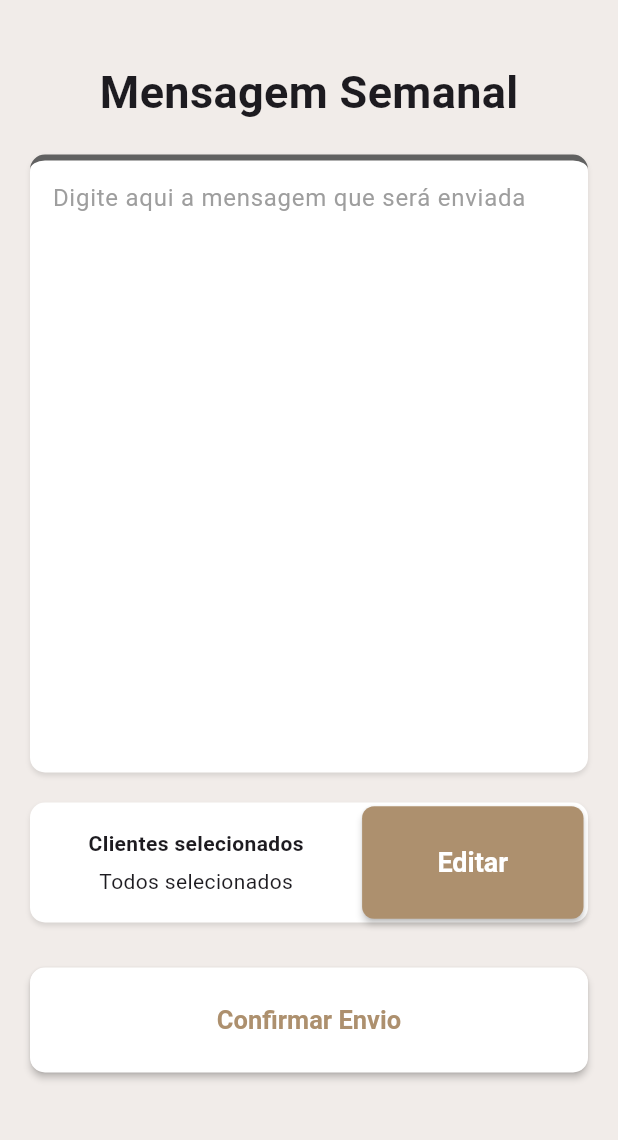
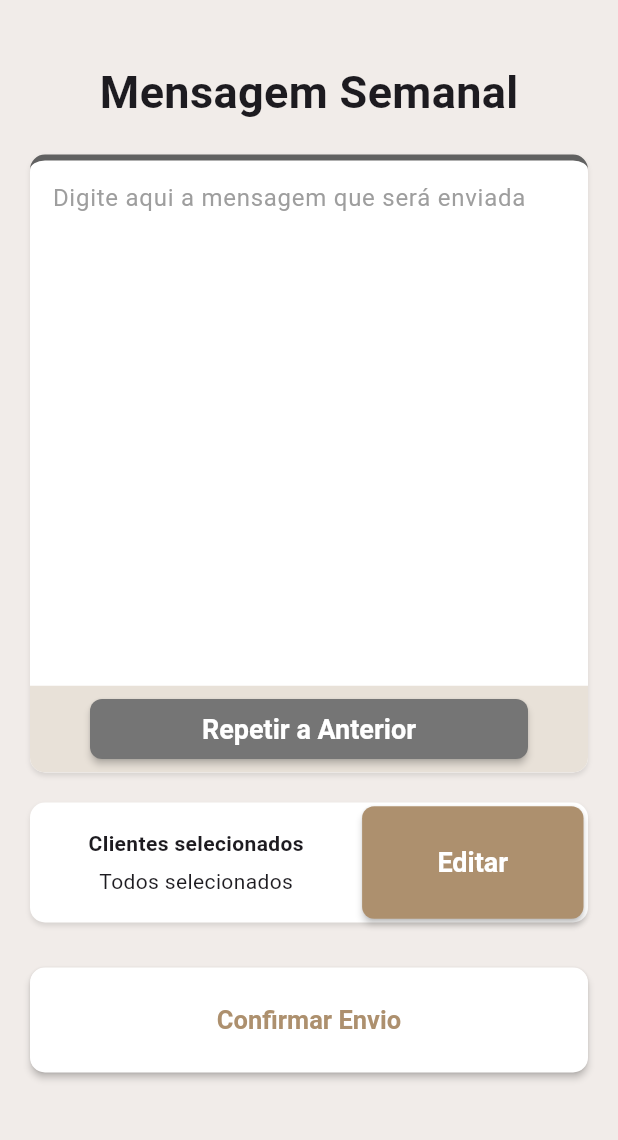
Before and after one commit to EduardoBllc/bft-clientes, a Flutter app: the WeekMessageScreen screen opened directly, on a phone screen of 412 x 824 dp, the part 84-1224 px from its top. Run offline on Flutter 3.47's test engine with Material 3 defaults, Android fonts, the phone set to English and light mode, and no system bars; our stand-ins replace get, material_design_icons_flutter, shimmer, sliding_up_panel.

Commit message:
Correção filtragem tela de clientes e ajustes

```diff
--- a/lib/controllers/customers_provider.dart
+++ b/lib/controllers/customers_provider.dart
@@ -4,63 +4,57 @@ import '../models/customer.dart';
 
 class CustomersProvider extends ChangeNotifier {
   final List<Customer> customersList = [
-    Customer(
-        name: 'João de Almeida',
-        birthdate: DateTime(1998, 2, 24),
-        whatsapp: '54996758088'),
-    Customer(
-        name: 'Adriano Souza Vieira',
-        birthdate: DateTime(1967, 3, 16),
-        whatsapp: '54992814567'),
-    Customer(
-        name: 'Pedro Augusto Dias',
-        birthdate: DateTime(2003, 3, 16),
-        whatsapp: '54995734512'),
-    Customer(
-        name: 'Claudecir Araujo',
-        birthdate: DateTime(1973, 3, 16),
-        whatsapp: '54998175339'),
-    Customer(
-        name: 'Isadora Mendes',
-        birthdate: DateTime(1977, 3, 16),
-        whatsapp: '7199853505'),
+    Customer(name: 'João de Almeida', birthdate: DateTime(1998, 2, 24), whatsapp: '54996758088'),
+    Customer(name: 'Adriano Souza Vieira', birthdate: DateTime(1967, 3, 16), whatsapp: '54992814567'),
+    Customer(name: 'Pedro Augusto Dias', birthdate: DateTime(2003, 3, 16), whatsapp: '54995734512'),
+    Customer(name: 'Claudecir Araujo', birthdate: DateTime(1973, 3, 16), whatsapp: '54998175339'),
+    Customer(name: 'Isadora Mendes', birthdate: DateTime(1977, 3, 16), whatsapp: '7199853505'),
     Customer(
       name: 'João Vitor Alves',
       birthdate: DateTime(1974, 3, 16),
       whatsapp: '7198609930',
-      customMessage: 'AAAAAAA',
+      customMessage: 'Este é um exemplo de mensagem personalizada',
     ),
-    Customer(
-        name: 'Marcos Vinicius Barros',
-        birthdate: DateTime(1967, 03, 15),
-        whatsapp: '8196376662'),
-    Customer(
-        name: 'Carlos Eduardo Monteiro',
-        birthdate: DateTime(1974, 05, 17),
-        whatsapp: '1194273767'),
-    Customer(
-        name: 'Ian Araújo',
-        birthdate: DateTime(2001, 11, 03),
-        whatsapp: '4197028781'),
-    Customer(
-        name: 'Theo Dias',
-        birthdate: DateTime(1967, 09, 16),
-        whatsapp: '4195247733'),
-    Customer(
-        name: 'João Vitor Souza',
-        birthdate: DateTime(1994, 2, 21),
-        whatsapp: '5196026353'),
-    Customer(
-        name: 'Benjamin Lima',
-        birthdate: DateTime(2000, 05, 13),
-        whatsapp: '6190945813'),
-    Customer(
-        name: 'Luigi Porto',
-        birthdate: DateTime(1977, 02, 14),
-        whatsapp: '3196197147'),
-    Customer(
-        name: 'Joaquim Barbosa',
-        birthdate: DateTime(1989, 07, 13),
-        whatsapp: '8190259640')
+    Customer(name: 'Marcos Vinicius Barros', birthdate: DateTime(1967, 03, 15), whatsapp: '8196376662'),
+    Customer(name: 'Carlos Eduardo Monteiro', birthdate: DateTime(1974, 05, 17), whatsapp: '1194273767'),
+    Customer(name: 'Ian Araújo', birthdate: DateTime(2001, 11, 03), whatsapp: '4197028781'),
+    Customer(name: 'Theo Dias', birthdate: DateTime(1967, 09, 16), whatsapp: '4195247733'),
+    Customer(name: 'João Vitor Souza', birthdate: DateTime(1994, 2, 21), whatsapp: '5196026353'),
+    Customer(name: 'Benjamin Lima', birthdate: DateTime(2000, 05, 13), whatsapp: '6190945813'),
+    Customer(name: 'Luigi Porto', birthdate: DateTime(1977, 02, 14), whatsapp: '3196197147'),
+    Customer(name: 'Joaquim Barbosa', birthdate: DateTime(1989, 07, 13), whatsapp: '8190259640'),
+    Customer(name: 'Rafael Gonçalves', birthdate: DateTime(2004, 4, 4), whatsapp: '11987654321'),
+    Customer(name: 'Lucas Pereira', birthdate: DateTime(1992, 4, 5), whatsapp: '21987654322'),
+    Customer(name: 'Mateus Oliveira', birthdate: DateTime(1985, 4, 6), whatsapp: '31987654323'),
+    Customer(name: 'Gabriel Santos', birthdate: DateTime(1978, 4, 7), whatsapp: '41987654324'),
+    Customer(name: 'Fernando Costa', birthdate: DateTime(1980, 4, 8), whatsapp: '51987654325'),
+    Customer(name: 'Gustavo Silva', birthdate: DateTime(1983, 4, 9), whatsapp: '61987654326'),
+    Customer(name: 'Felipe Moura', birthdate: DateTime(1995, 4, 10), whatsapp: '71987654327'),
+    Customer(name: 'Rodrigo Teixeira', birthdate: DateTime(1990, 4, 12), whatsapp: '81987654328'),
+    Customer(name: 'Guilherme Almeida', birthdate: DateTime(1987, 4, 14), whatsapp: '91987654329'),
+    Customer(name: 'Leonardo Souza', birthdate: DateTime(1996, 4, 16), whatsapp: '21987654330'),
+    Customer(name: 'Marcelo Barros', birthdate: DateTime(1989, 4, 18), whatsapp: '31987654331'),
+    Customer(name: 'Tiago Leal', birthdate: DateTime(1982, 4, 20), whatsapp: '41987654332'),
+    Customer(name: 'Caio Cunha', birthdate: DateTime(1991, 4, 22), whatsapp: '51987654333'),
+    Customer(name: 'Vitor Lopes', birthdate: DateTime(1984, 4, 24), whatsapp: '61987654334'),
+    Customer(name: 'Henrique Dias', birthdate: DateTime(1975, 4, 26), whatsapp: '71987654335'),
+    Customer(name: 'André Lima', birthdate: DateTime(1998, 4, 28), whatsapp: '81987654336'),
+    Customer(name: 'Bruno Rocha', birthdate: DateTime(2001, 4, 4), whatsapp: '91987654337'),
+    Customer(name: 'Carlos Eduardo Ferreira', birthdate: DateTime(1976, 4, 5), whatsapp: '21987654338'),
+    Customer(name: 'Daniel Fonseca', birthdate: DateTime(1988, 4, 7), whatsapp: '31987654339'),
+    Customer(name: 'Eduardo Pires', birthdate: DateTime(1993, 4, 9), whatsapp: '41987654340'),
+    Customer(name: 'Fábio Araújo', birthdate: DateTime(1979, 4, 11), whatsapp: '51987654341'),
+    Customer(name: 'Giovanni Brito', birthdate: DateTime(1994, 4, 13), whatsapp: '61987654342'),
+    Customer(name: 'Hélio Camargo', birthdate: DateTime(1981, 4, 15), whatsapp: '71987654343'),
+    Customer(name: 'Ítalo Drummond', birthdate: DateTime(1972, 4, 17), whatsapp: '81987654344'),
+    Customer(name: 'Júlio Martins', birthdate: DateTime(1986, 4, 19), whatsapp: '91987654345'),
+    Customer(name: 'Léo Nascimento', birthdate: DateTime(2000, 4, 21), whatsapp: '21987654346'),
+    Customer(name: 'Márcio Ramos', birthdate: DateTime(1974, 4, 23), whatsapp: '31987654347'),
+    Customer(name: 'Nelson Ribeiro', birthdate: DateTime(1997, 4, 25), whatsapp: '41987654348'),
+    Customer(name: 'Otávio Mendonça', birthdate: DateTime(2003, 4, 27), whatsapp: '51987654349'),
+    Customer(name: 'Paulo Gomes', birthdate: DateTime(1983, 4, 4), whatsapp: '61987654350'),
+    Customer(name: 'Marlon Braga', birthdate: DateTime(1983, 4, 4), whatsapp: '91987665438'),
+    Customer(name: 'Eduardo Silva', birthdate: DateTime(1978, 4, 4), whatsapp: '21987665439'),
+    Customer(name: 'Roberto Farias', birthdate: DateTime(1992, 4, 4), whatsapp: '31987665440'),
   ];
 }
--- a/lib/models/customer.dart
+++ b/lib/models/customer.dart
@@ -34,11 +34,11 @@ class Customer {
 
   bool get thisWeekBirthday {
     int actualWeekDay = DateTime.now().weekday;
-    DateTime weekInitialDate =
-        DateTime.now().subtract(Duration(days: actualWeekDay));
-    DateTime weekEndDate =
-        DateTime.now().add(Duration(days: 7 - actualWeekDay - 1));
-    return _actualYearBirthdate.isAfter(weekInitialDate) &&
-        _actualYearBirthdate.isBefore(weekEndDate);
+    DateTime weekInitialDate = DateTime.now().subtract(Duration(days: actualWeekDay));
+    DateTime weekEndDate = DateTime.now().add(Duration(days: 7 - actualWeekDay - 1));
+    return _actualYearBirthdate.isAfter(weekInitialDate) && _actualYearBirthdate.isBefore(weekEndDate);
   }
+
+  @override
+  String toString() => name;
 }
--- a/lib/src/customers_screen.dart
+++ b/lib/src/customers_screen.dart
@@ -27,8 +27,7 @@ class _CustomersScreenState extends State<CustomersScreen> {
       isScrollControlled: true,
       context: context,
       builder: (context) => Padding(
-        padding:
-            EdgeInsets.only(bottom: MediaQuery.of(context).viewInsets.bottom),
+        padding: EdgeInsets.only(bottom: MediaQuery.of(context).viewInsets.bottom),
         child: const CreateCustomerModal(),
       ),
     );
@@ -42,9 +41,7 @@ class _CustomersScreenState extends State<CustomersScreen> {
         createCustomerModal().then((customer) {
           if (customer != null) {
             setState(() {
-              Provider.of<CustomersProvider>(context, listen: false)
-                  .customersList
-                  .add(customer);
+              Provider.of<CustomersProvider>(context, listen: false).customersList.add(customer);
               filteredCustomersList = null;
             });
             ScaffoldMessenger.of(context).showSnackBar(
@@ -61,8 +58,7 @@ class _CustomersScreenState extends State<CustomersScreen> {
 
   @override
   Widget build(BuildContext context) {
-    List<Customer> customersList =
-        Provider.of<CustomersProvider>(context).customersList;
+    List<Customer> customersList = Provider.of<CustomersProvider>(context).customersList;
     filteredCustomersList ??= List.from(customersList);
 
     return Scaffold(
@@ -76,9 +72,7 @@ class _CustomersScreenState extends State<CustomersScreen> {
               createCustomerModal().then((customer) {
                 if (customer != null) {
                   setState(() {
-                    Provider.of<CustomersProvider>(context, listen: false)
-                        .customersList
-                        .add(customer);
+                    Provider.of<CustomersProvider>(context, listen: false).customersList.add(customer);
                     filteredCustomersList = null;
                   });
                   ScaffoldMessenger.of(context).showSnackBar(
@@ -112,6 +106,7 @@ class _CustomersScreenState extends State<CustomersScreen> {
                 height: 80,
                 child: Center(
                   child: TextField(
+                    style: const TextStyle(color: Colors.white),
                     autofocus: false,
                     decoration: const InputDecoration(
                       prefixIcon: Icon(
@@ -134,7 +129,7 @@ class _CustomersScreenState extends State<CustomersScreen> {
                     onChanged: (value) {
                       setState(() {
                         filteredCustomersList = customersList
-                            .where((customer) => customer.name.contains(value))
+                            .where((customer) => customer.name.toLowerCase().contains(value.toLowerCase()))
                             .toList();
                       });
                     },
@@ -147,8 +142,7 @@ class _CustomersScreenState extends State<CustomersScreen> {
                 itemCount: filteredCustomersList!.length,
                 padding: const EdgeInsets.fromLTRB(20, 10, 20, 30),
                 separatorBuilder: (_, __) => const SizedBox(height: 10),
-                itemBuilder: (context, index) =>
-                    CustomerTile(customersList[index]),
+                itemBuilder: (context, index) => CustomerTile(filteredCustomersList![index]),
               ),
             ),
           ],
--- a/lib/src/main_screen.dart
+++ b/lib/src/main_screen.dart
@@ -26,7 +26,7 @@ class MainScreen extends StatefulWidget {
 class _MainScreenState extends State<MainScreen> {
   final GlobalKey birthdayRowKey = GlobalKey();
   late final RenderBox birthdayRowRenderBox;
-  double birthdayRowBoxHeight = 0;
+  double birthdayRowBoxHeight = 70;
 
   BirthdayOption _birthdayOption = BirthdayOption.day;
 
@@ -38,7 +38,8 @@ class _MainScreenState extends State<MainScreen> {
   );
 
   void setSlidingPanelHeight() {
-    birthdayRowRenderBox = birthdayRowKey.currentContext!.findRenderObject() as RenderBox;
+    birthdayRowRenderBox =
+        birthdayRowKey.currentContext!.findRenderObject() as RenderBox;
     birthdayRowBoxHeight = birthdayRowRenderBox.size.height;
   }
 
@@ -52,7 +53,8 @@ class _MainScreenState extends State<MainScreen> {
 
   @override
   Widget build(BuildContext context) {
-    List<Customer> customersList = Provider.of<CustomersProvider>(context).customersList;
+    List<Customer> customersList =
+        Provider.of<CustomersProvider>(context).customersList;
 
     List<Customer> filteredCustomerList = [];
 
@@ -309,7 +311,8 @@ class _MainScreenState extends State<MainScreen> {
             backdropEnabled: true,
             minHeight: Platform.isIOS ? 120 : 100,
             maxHeight: filteredCustomerList.isNotEmpty
-                ? (birthdayRowBoxHeight + (Platform.isIOS ? 80 : 50)) + (80 * filteredCustomerList.length).clamp(80, 300)
+                ? (birthdayRowBoxHeight + (Platform.isIOS ? 80 : 50)) +
+                    (80 * filteredCustomerList.length).clamp(80, 300)
                 : (birthdayRowBoxHeight + 30) + (Platform.isIOS ? 260 : 230),
             color: const Color(0xFFFAF8F7),
             borderRadius: const BorderRadius.vertical(
@@ -359,7 +362,8 @@ class _MainScreenState extends State<MainScreen> {
                                 value: BirthdayOption.day,
                                 items: BirthdayOption.values
                                     .map(
-                                      (option) => DropdownMenuItem<BirthdayOption>(
+                                      (option) =>
+                                          DropdownMenuItem<BirthdayOption>(
                                         value: option,
                                         child: Text(
                                           option.text,
@@ -395,10 +399,13 @@ class _MainScreenState extends State<MainScreen> {
                                     borderRadius: BorderRadius.circular(15),
                                     child: ListView.separated(
                                       shrinkWrap: true,
-                                      padding: const EdgeInsets.symmetric(horizontal: 2, vertical: 5),
-                                      separatorBuilder: (_, __) => const SizedBox(height: 10),
+                                      padding: const EdgeInsets.symmetric(
+                                          horizontal: 2, vertical: 5),
+                                      separatorBuilder: (_, __) =>
+                                          const SizedBox(height: 10),
                                       itemCount: filteredCustomerList.length,
-                                      itemBuilder: (context, index) => CustomerTile(
+                                      itemBuilder: (context, index) =>
+                                          CustomerTile(
                                         filteredCustomerList[index],
                                       ),
                                     ),
@@ -406,7 +413,8 @@ class _MainScreenState extends State<MainScreen> {
                                 ),
                               )
                             : Padding(
-                                padding: EdgeInsets.only(top: Platform.isIOS ? 25 : 15),
+                                padding: EdgeInsets.only(
+                                    top: Platform.isIOS ? 25 : 15),
                                 child: Column(
                                   mainAxisSize: MainAxisSize.min,
                                   mainAxisAlignment: MainAxisAlignment.center,
@@ -416,7 +424,8 @@ class _MainScreenState extends State<MainScreen> {
                                       size: 130,
                                     ),
                                     SizedBox(
-                                      width: MediaQuery.sizeOf(context).width * 0.72,
+                                      width: MediaQuery.sizeOf(context).width *
+                                          0.72,
                                       child: Text(
                                         'Não há clientes aniversariantes ${_birthdayOption.emptyText}',
                                         textAlign: TextAlign.center,
--- a/lib/src/weekly_message_screen.dart
+++ b/lib/src/weekly_message_screen.dart
@@ -1,5 +1,7 @@
+import 'dart:io' show Platform;
+
 import 'package:flutter/material.dart';
-import 'dart:io' show Platform;
+
 import 'constants.dart';
 
 class WeekMessageScreen extends StatelessWidget {
@@ -42,7 +44,9 @@ class WeekMessageScreen extends StatelessWidget {
                   ),
                   const SizedBox(height: 20),
                   Container(
-                    height: Platform.isIOS ? MediaQuery.sizeOf(context).height * 0.45 : MediaQuery.sizeOf(context).height * 0.5,
+                    height: Platform.isIOS
+                        ? MediaQuery.sizeOf(context).height * 0.45
+                        : MediaQuery.sizeOf(context).height * 0.5,
                     decoration: BoxDecoration(
                       borderRadius: BorderRadius.circular(10),
                       border: Border(
@@ -75,6 +79,39 @@ class WeekMessageScreen extends StatelessWidget {
                             ),
                           ),
                         ),
+                        ClipRRect(
+                          borderRadius: const BorderRadius.vertical(
+                            bottom: Radius.circular(10),
+                          ),
+                          child: Container(
+                            decoration: BoxDecoration(
+                              color: kCreamColor,
+                            ),
+                            padding: const EdgeInsets.symmetric(
+                              vertical: 5,
+                              horizontal: 40,
+                            ),
+                            child: ElevatedButton(
+                              style: ButtonStyle(
+                                backgroundColor: MaterialStatePropertyAll<Color>(Colors.grey.shade600),
+                                foregroundColor: const MaterialStatePropertyAll<Color>(Colors.white),
+                                textStyle: const MaterialStatePropertyAll<TextStyle>(
+                                  TextStyle(fontWeight: FontWeight.bold, fontSize: 18),
+                                ),
+                                elevation: MaterialStateProperty.resolveWith<double>(
+                                  (states) => states.contains(MaterialState.pressed) ? 0 : 2,
+                                ),
+                                shape: MaterialStatePropertyAll<OutlinedBorder>(
+                                  RoundedRectangleBorder(
+                                    borderRadius: BorderRadius.circular(8),
+                                  ),
+                                ),
+                              ),
+                              onPressed: () {},
+                              child: const Text('Repetir a Anterior'),
+                            ),
+                          ),
+                        )
                       ],
                     ),
                   ),
@@ -87,7 +124,7 @@ class WeekMessageScreen extends StatelessWidget {
                   boxShadow: [kBottomBoxShadow],
                   color: Colors.white,
                 ),
-                padding: EdgeInsets.only(right: 3),
+                padding: const EdgeInsets.only(right: 3),
                 height: 80,
                 child: Row(
                   children: [
@@ -114,7 +151,10 @@ class WeekMessageScreen extends StatelessWidget {
                             backgroundColor: MaterialStatePropertyAll<Color>(kWeakBrownColor),
                             foregroundColor: const MaterialStatePropertyAll<Color>(Colors.white),
                             textStyle: const MaterialStatePropertyAll<TextStyle>(
-                              TextStyle(fontWeight: FontWeight.bold, fontSize: 18),
+                              TextStyle(
+                                fontWeight: FontWeight.bold,
+                                fontSize: 18,
+                              ),
                             ),
                             elevation: MaterialStateProperty.resolveWith<double>(
                               (states) => states.contains(MaterialState.pressed) ? 0 : 2,
```
